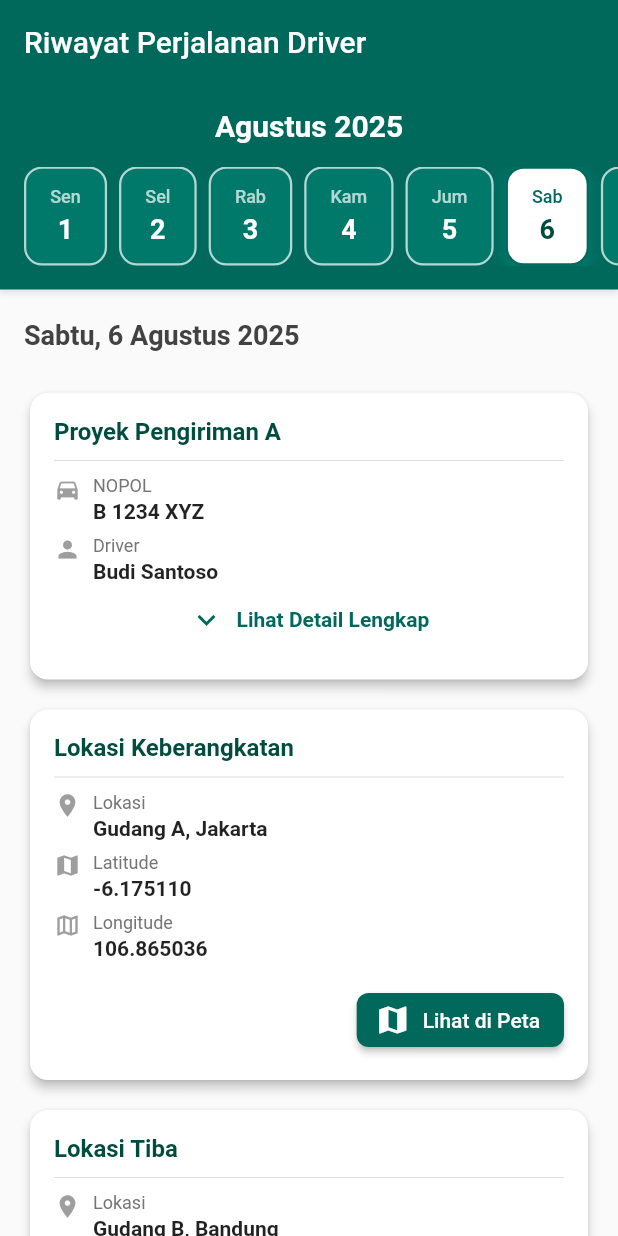
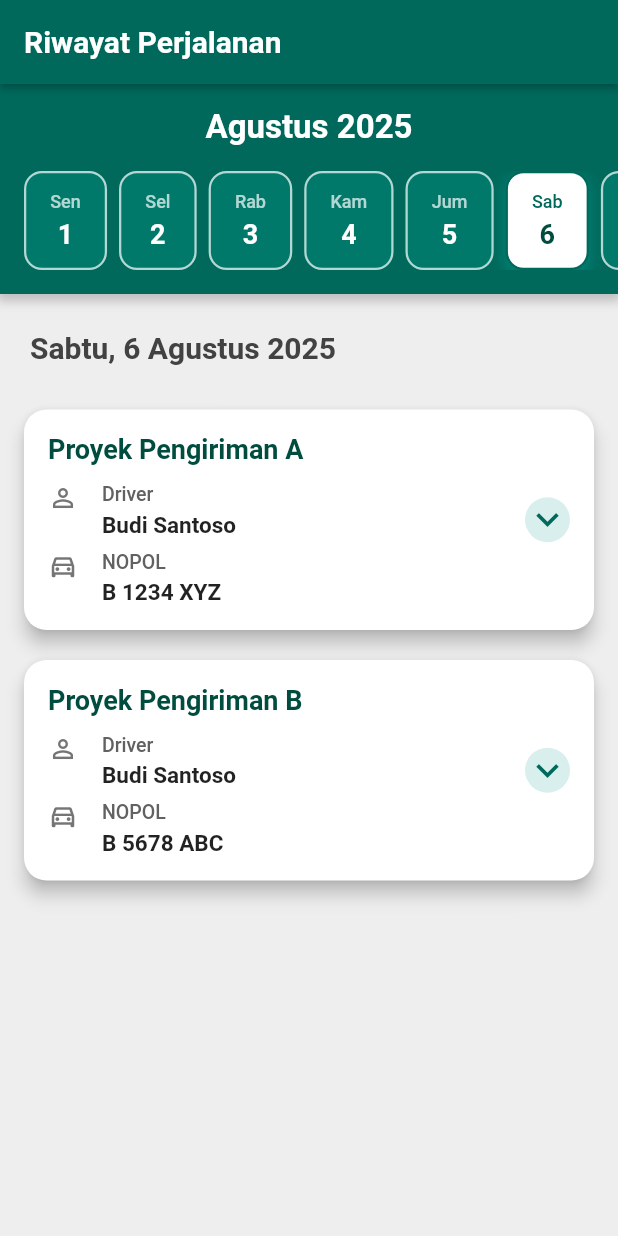
Before and after one commit to farhanmuzakki213/Frontend_Merallin, a Flutter app: the DriverHistoryScreen screen opened directly, on a phone screen of 412 x 824 dp. Run offline on Flutter 3.47's test engine with Material 2 defaults, Android fonts, the phone set to English and light mode, and no system bars; our stand-ins replace flutter_dotenv, geolocator, hive_flutter, image_picker, permission_handler; accounts and stored records are empty; Roboto replaces fonts that are missing (Poppins).

Commit message:
Update Tampilan History Karyawan & Driver

```diff
--- a/lib/driver_history_screen.dart
+++ b/lib/driver_history_screen.dart
@@ -1,5 +1,3 @@
-// driver_history_screen.dart
-
 import 'package:flutter/material.dart';
 
 // --- DATA MODELS ---
@@ -15,8 +13,7 @@ class _TripData {
   final _LocationData departure;
   final _LocationData arrival;
 
-  // OPTIMISASI: Constructor dibuat const
-  const _TripData({
+  _TripData({
     required this.projectName,
     required this.nopol,
     required this.driverName,
@@ -36,18 +33,16 @@ class _LocationData {
   final String latitude;
   final String longitude;
 
-  // OPTIMISASI: Constructor dibuat const
-  const _LocationData({
+  _LocationData({
     required this.title,
     required this.location,
     required this.latitude,
     required this.longitude,
   });
 }
-// --- AKHIR DATA MODELS ---
+// --- END DATA MODELS ---
 
 class DriverHistoryScreen extends StatefulWidget {
-  // OPTIMISASI: Constructor dibuat const
   const DriverHistoryScreen({super.key});
 
   @override
@@ -56,12 +51,19 @@ class DriverHistoryScreen extends StatefulWidget {
 
 class _DriverHistoryScreenState extends State<DriverHistoryScreen> {
   int _selectedDay = 6;
-  final List<String> _dayNames = ['Sen', 'Sel', 'Rab', 'Kam', 'Jum', 'Sab', 'Min'];
+  final List<String> _dayNames = [
+    'Sen',
+    'Sel',
+    'Rab',
+    'Kam',
+    'Jum',
+    'Sab',
+    'Min'
+  ];
 
   // --- DUMMY DATA ---
-  // OPTIMISASI: List dibuat final dan data dibuat const
   final List<_TripData> _tripHistory = [
-    const _TripData(
+    _TripData(
       projectName: 'Proyek Pengiriman A',
       nopol: 'B 1234 XYZ',
       driverName: 'Budi Santoso',
@@ -83,7 +85,7 @@ class _DriverHistoryScreenState extends State<DriverHistoryScreen> {
         longitude: '107.619125',
       ),
     ),
-    const _TripData(
+    _TripData(
       projectName: 'Proyek Pengiriman B',
       nopol: 'B 5678 ABC',
       driverName: 'Budi Santoso',
@@ -106,16 +108,17 @@ class _DriverHistoryScreenState extends State<DriverHistoryScreen> {
       ),
     ),
   ];
-  // --- AKHIR DUMMY DATA ---
+  // --- END DUMMY DATA ---
 
   @override
   Widget build(BuildContext context) {
     return Scaffold(
+      backgroundColor: Colors.grey[200],
       appBar: AppBar(
-        // OPTIMISASI: Widget dibuat const
-        title: const Text('Riwayat Perjalanan Driver', style: TextStyle(color: Colors.white)),
+        title: const Text('Riwayat Perjalanan',
+            style: TextStyle(color: Colors.white, fontWeight: FontWeight.bold)),
         backgroundColor: Colors.teal.shade800,
-        elevation: 0,
+        elevation: 2,
         automaticallyImplyLeading: false,
       ),
       body: Column(
@@ -136,20 +139,19 @@ class _DriverHistoryScreenState extends State<DriverHistoryScreen> {
         color: Colors.teal.shade800,
         boxShadow: [
           BoxShadow(
-            color: Colors.black.withOpacity(0.1),
-            spreadRadius: 1,
-            blurRadius: 3,
-            offset: const Offset(0, 2),
+            color: Colors.black.withOpacity(0.2),
+            spreadRadius: 2,
+            blurRadius: 5,
+            offset: const Offset(0, 3),
           )
         ],
       ),
-      // OPTIMISASI: Column dibuat const
       child: Column(
         children: [
           const Text(
             'Agustus 2025',
             style: TextStyle(
-              fontSize: 20,
+              fontSize: 22,
               fontWeight: FontWeight.bold,
               color: Colors.white,
             ),
@@ -184,87 +186,46 @@ class _DriverHistoryScreenState extends State<DriverHistoryScreen> {
 
   Widget _buildHistoryDetails() {
     final dayName = _dayNames[(_selectedDay - 1) % 7];
-    final fullDayName = {'Sen': 'Senin', 'Sel': 'Selasa', 'Rab': 'Rabu', 'Kam': 'Kamis', 'Jum': 'Jumat', 'Sab': 'Sabtu', 'Min': 'Minggu'}[dayName];
+    final fullDayName = {
+      'Sen': 'Senin',
+      'Sel': 'Selasa',
+      'Rab': 'Rabu',
+      'Kam': 'Kamis',
+      'Jum': 'Jumat',
+      'Sab': 'Sabtu',
+      'Min': 'Minggu'
+    }[dayName];
 
     if (_tripHistory.isEmpty) {
-      return const Center(child: Text("Tidak ada riwayat perjalanan."));
+      return const Center(
+          child: Text("Tidak ada riwayat perjalanan.",
+              style: TextStyle(fontSize: 16, color: Colors.grey)));
     }
 
     return Column(
       crossAxisAlignment: CrossAxisAlignment.start,
       children: [
         Padding(
-          padding: const EdgeInsets.fromLTRB(16.0, 20.0, 16.0, 8.0),
+          padding: const EdgeInsets.fromLTRB(20.0, 24.0, 20.0, 12.0),
           child: Text(
             '$fullDayName, $_selectedDay Agustus 2025',
             style: TextStyle(
-              fontSize: 18,
+              fontSize: 20,
               fontWeight: FontWeight.bold,
               color: Colors.grey.shade800,
             ),
           ),
         ),
         Expanded(
-          child: ListView.separated(
-            padding: const EdgeInsets.all(16.0),
+          child: ListView.builder(
+            padding:
+                const EdgeInsets.symmetric(horizontal: 16.0, vertical: 8.0),
             itemCount: _tripHistory.length,
             itemBuilder: (context, index) {
               final trip = _tripHistory[index];
-              return _TripDetailsGroup(trip: trip);
-            },
-            separatorBuilder: (context, index) {
-              // OPTIMISASI: Widget dibuat const
-              return Padding(
-                padding: const EdgeInsets.symmetric(vertical: 16.0),
-                child: Divider(
-                  color: Colors.black.withOpacity(0.5),
-                  thickness: 2.5,
-                  indent: 2,
-                  endIndent: 2,
-                ),
-              );
+              return _ExpandableTripCard(trip: trip);
             },
           ),
-        ),
-      ],
-    );
-  }
-}
-
-class _TripDetailsGroup extends StatelessWidget {
-  final _TripData trip;
-  // OPTIMISASI: Constructor dibuat const
-  const _TripDetailsGroup({required this.trip});
-
-  @override
-  Widget build(BuildContext context) {
-    return Column(
-      children: [
-        _DriverHistoryCard(
-          projectName: trip.projectName,
-          nopol: trip.nopol,
-          driverName: trip.driverName,
-          kmAwal: trip.kmAwal,
-          kmTiba: trip.kmTiba,
-          tanggalBerangkat: trip.tanggalBerangkat,
-          tanggalSampai: trip.tanggalSampai,
-          keterangan: trip.keterangan,
-        ),
-        // OPTIMISASI: Widget dibuat const
-        const SizedBox(height: 12),
-        _LocationDetailsCard(
-          title: trip.departure.title,
-          location: trip.departure.location,
-          latitude: trip.departure.latitude,
-          longitude: trip.departure.longitude,
-        ),
-        // OPTIMISASI: Widget dibuat const
-        const SizedBox(height: 12),
-        _LocationDetailsCard(
-          title: trip.arrival.title,
-          location: trip.arrival.location,
-          latitude: trip.arrival.latitude,
-          longitude: trip.arrival.longitude,
         ),
       ],
     );
@@ -275,7 +236,7 @@ class _DateCard extends StatelessWidget {
   final String day;
   final String dayName;
   final bool isSelected;
-  // OPTIMISASI: Constructor dibuat const
+
   const _DateCard({
     required this.day,
     required this.dayName,
@@ -297,15 +258,14 @@ class _DateCard extends StatelessWidget {
         boxShadow: isSelected
             ? [
                 BoxShadow(
-                  color: Colors.teal.withOpacity(0.3),
+                  color: Colors.teal.withOpacity(0.4),
                   spreadRadius: 2,
-                  blurRadius: 5,
-                  offset: const Offset(0, 3),
+                  blurRadius: 6,
+                  offset: const Offset(0, 4),
                 ),
               ]
             : [],
       ),
-      // OPTIMISASI: Column dibuat const
       child: Column(
         children: [
           Text(
@@ -331,132 +291,185 @@ class _DateCard extends StatelessWidget {
   }
 }
 
-class _DriverHistoryCard extends StatefulWidget {
-  final String projectName;
-  final String nopol;
-  final String driverName;
-  final String kmAwal;
-  final String kmTiba;
-  final String tanggalBerangkat;
-  final String tanggalSampai;
-  final String keterangan;
-  // OPTIMISASI: Constructor dibuat const
-  const _DriverHistoryCard({
-    required this.projectName,
-    required this.nopol,
-    required this.driverName,
-    required this.kmAwal,
-    required this.kmTiba,
-    required this.tanggalBerangkat,
-    required this.tanggalSampai,
-    required this.keterangan,
-  });
+class _ExpandableTripCard extends StatefulWidget {
+  final _TripData trip;
+
+  const _ExpandableTripCard({required this.trip});
 
   @override
-  State<_DriverHistoryCard> createState() => _DriverHistoryCardState();
+  State<_ExpandableTripCard> createState() => _ExpandableTripCardState();
 }
 
-class _DriverHistoryCardState extends State<_DriverHistoryCard> {
+class _ExpandableTripCardState extends State<_ExpandableTripCard> {
   bool _isExpanded = false;
 
   @override
   Widget build(BuildContext context) {
     return Card(
-      elevation: 3,
+      elevation: 5,
+      margin: const EdgeInsets.symmetric(vertical: 10.0),
       shape: RoundedRectangleBorder(
-        borderRadius: BorderRadius.circular(12),
+        borderRadius: BorderRadius.circular(15),
       ),
       clipBehavior: Clip.antiAlias,
+      child: Column(
+        children: [
+          InkWell(
+            onTap: () => setState(() => _isExpanded = !_isExpanded),
             child: Padding(
               padding: const EdgeInsets.all(16.0),
+              child: Row(
+                mainAxisAlignment: MainAxisAlignment.spaceBetween,
+                children: [
+                  Expanded(
                     child: Column(
                       crossAxisAlignment: CrossAxisAlignment.start,
                       children: [
                         Text(
-              widget.projectName,
+                          widget.trip.projectName,
                           style: TextStyle(
-                fontSize: 16,
+                            fontSize: 18,
                             fontWeight: FontWeight.bold,
                             color: Colors.teal.shade900,
                           ),
                         ),
-            const Divider(height: 20),
-            AnimatedSize(
-              duration: const Duration(milliseconds: 300),
-              curve: Curves.easeInOut,
-              child: Column(
-                children: _isExpanded
-                    ? [
-                        _buildInfoRow(Icons.person, 'Driver', widget.driverName),
+                        const SizedBox(height: 12),
+                        _buildInfoRow(Icons.person_outline, 'Driver',
+                            widget.trip.driverName),
                         const SizedBox(height: 8),
-                        _buildInfoRow(Icons.directions_car, 'NOPOL', widget.nopol),
-                        const SizedBox(height: 8),
-                        _buildInfoRow(Icons.route, 'KM Awal', widget.kmAwal),
-                        const SizedBox(height: 8),
-                        _buildInfoRow(Icons.route_outlined, 'KM Tiba', widget.kmTiba),
-                        const SizedBox(height: 8),
-                        _buildInfoRow(Icons.calendar_today, 'Berangkat', widget.tanggalBerangkat),
-                        const SizedBox(height: 8),
-                        _buildInfoRow(Icons.calendar_today_outlined, 'Sampai', widget.tanggalSampai),
-                        const SizedBox(height: 8),
-                        _buildInfoRow(Icons.info, 'Keterangan', widget.keterangan),
-                        const SizedBox(height: 16),
-                      ]
-                    : [
-                        _buildInfoRow(Icons.directions_car, 'NOPOL', widget.nopol),
-                        const SizedBox(height: 8),
-                         _buildInfoRow(Icons.person, 'Driver', widget.driverName),
+                        _buildInfoRow(Icons.directions_car_outlined, 'NOPOL',
+                            widget.trip.nopol),
                       ],
                     ),
                   ),
-
-            SizedBox(
-              width: double.infinity,
-              child: TextButton.icon(
-                onPressed: () {
-                  setState(() {
-                    _isExpanded = !_isExpanded;
-                  });
-                },
-                icon: Icon(
+                  Container(
+                    decoration: BoxDecoration(
+                      color: Colors.teal.shade100.withOpacity(0.5),
+                      shape: BoxShape.circle,
+                    ),
+                    child: Icon(
                       _isExpanded ? Icons.expand_less : Icons.expand_more,
                       color: Colors.teal.shade800,
-                ),
-                label: Text(
-                  _isExpanded ? 'Tampilkan Lebih Sedikit' : 'Lihat Detail Lengkap',
-                  style: TextStyle(
-                    color: Colors.teal.shade800,
-                    fontWeight: FontWeight.bold,
-                  ),
-                ),
+                      size: 30,
                     ),
                   ),
                 ],
               ),
             ),
+          ),
+          AnimatedSize(
+            duration: const Duration(milliseconds: 350),
+            curve: Curves.fastOutSlowIn,
+            child:
+                _isExpanded ? _buildExpandedDetails() : const SizedBox.shrink(),
+          ),
+        ],
+      ),
     );
   }
 
-  Widget _buildInfoRow(IconData icon, String label, String value, {Color? valueColor}) {
+  Widget _buildExpandedDetails() {
+    return Container(
+      color: Colors.grey[50],
+      padding: const EdgeInsets.fromLTRB(16.0, 8.0, 16.0, 20.0),
+      child: Column(
+        children: [
+          const Divider(height: 20, thickness: 1.5),
+          _buildSectionTitle("Detail Proyek"),
+          _buildInfoRow(Icons.route_outlined, 'KM Awal', widget.trip.kmAwal),
+          const SizedBox(height: 10),
+          _buildInfoRow(Icons.route, 'KM Tiba', widget.trip.kmTiba),
+          const SizedBox(height: 10),
+          _buildInfoRow(Icons.calendar_today_outlined, 'Berangkat',
+              widget.trip.tanggalBerangkat),
+          const SizedBox(height: 10),
+          _buildInfoRow(
+              Icons.calendar_today, 'Sampai', widget.trip.tanggalSampai),
+          const SizedBox(height: 10),
+          _buildInfoRow(
+              Icons.info_outline, 'Keterangan', widget.trip.keterangan),
+          const SizedBox(height: 24),
+          _buildLocationSection(widget.trip.departure),
+          const SizedBox(height: 24),
+          _buildLocationSection(widget.trip.arrival),
+        ],
+      ),
+    );
+  }
+
+  Widget _buildLocationSection(_LocationData locationData) {
+    return Column(
+      crossAxisAlignment: CrossAxisAlignment.start,
+      children: [
+        _buildSectionTitle(locationData.title),
+        _buildInfoRow(
+            Icons.location_on_outlined, 'Lokasi', locationData.location),
+        const SizedBox(height: 10),
+        _buildInfoRow(Icons.map_outlined, 'Koordinat',
+            '${locationData.latitude}, ${locationData.longitude}'),
+        const SizedBox(height: 20),
+        Align(
+          alignment: Alignment.centerRight,
+          child: ElevatedButton.icon(
+            onPressed: () {
+              /* TODO: Implement map functionality for ${locationData.title} */
+            },
+            icon: const Icon(Icons.map, color: Colors.white, size: 18),
+            label: const Text('Lihat di Peta',
+                style: TextStyle(
+                    color: Colors.white, fontWeight: FontWeight.bold)),
+            style: ElevatedButton.styleFrom(
+              backgroundColor: Colors.teal.shade700,
+              shape: RoundedRectangleBorder(
+                borderRadius: BorderRadius.circular(10),
+              ),
+              padding: const EdgeInsets.symmetric(horizontal: 16, vertical: 12),
+              elevation: 3,
+            ),
+          ),
+        ),
+      ],
+    );
+  }
+
+  Widget _buildSectionTitle(String title) {
+    return Padding(
+      padding: const EdgeInsets.only(bottom: 14.0),
+      child: Text(
+        title,
+        style: TextStyle(
+          fontWeight: FontWeight.bold,
+          fontSize: 17,
+          color: Colors.teal.shade800,
+        ),
+      ),
+    );
+  }
+
+  Widget _buildInfoRow(IconData icon, String label, String value) {
     return Row(
       crossAxisAlignment: CrossAxisAlignment.start,
       children: [
-        Icon(icon, color: Colors.grey.shade500, size: 18),
-        const SizedBox(width: 8),
+        Icon(icon, color: Colors.grey.shade600, size: 20),
+        const SizedBox(width: 16),
         Expanded(
           child: Column(
             crossAxisAlignment: CrossAxisAlignment.start,
             children: [
               Text(
                 label,
-                style: TextStyle(color: Colors.grey.shade600, fontSize: 12),
+                style: TextStyle(
+                    color: Colors.grey.shade700,
+                    fontSize: 13,
+                    fontWeight: FontWeight.w500),
               ),
-              const SizedBox(height: 2),
+              const SizedBox(height: 4),
               Text(
                 value,
-                style: TextStyle(
+                style: const TextStyle(
                   fontWeight: FontWeight.w600,
-                  color: valueColor ?? Colors.black87,
+                  color: Colors.black87,
+                  fontSize: 15,
                 ),
                 softWrap: true,
               ),
@@ -467,98 +480,3 @@ class _DriverHistoryCardState extends State<_DriverHistoryCard> {
     );
   }
 }
-
-class _LocationDetailsCard extends StatelessWidget {
-  final String title;
-  final String location;
-  final String latitude;
-  final String longitude;
-
-  // OPTIMISASI: Constructor dibuat const
-  const _LocationDetailsCard({
-    required this.title,
-    required this.location,
-    required this.latitude,
-    required this.longitude,
-  });
-
-  @override
-  Widget build(BuildContext context) {
-    return Card(
-      elevation: 3,
-      shape: RoundedRectangleBorder(
-        borderRadius: BorderRadius.circular(12),
-      ),
-      child: Padding(
-        padding: const EdgeInsets.all(16.0),
-        child: Column(
-          crossAxisAlignment: CrossAxisAlignment.start,
-          children: [
-            Text(
-              title,
-              style: TextStyle(
-                fontSize: 16,
-                fontWeight: FontWeight.bold,
-                color: Colors.teal.shade900,
-              ),
-            ),
-            const Divider(height: 20),
-            _buildInfoRow(Icons.location_on, 'Lokasi', location),
-            const SizedBox(height: 8),
-            _buildInfoRow(Icons.map, 'Latitude', latitude),
-            const SizedBox(height: 8),
-            _buildInfoRow(Icons.map_outlined, 'Longitude', longitude),
-            const SizedBox(height: 16),
-            Align(
-              alignment: Alignment.centerRight,
-              child: ElevatedButton.icon(
-                onPressed: () {
-                },
-                // OPTIMISASI: Icon dan Text dibuat const
-                icon: const Icon(Icons.map, color: Colors.white),
-                label: const Text('Lihat di Peta',
-                style: TextStyle(color: Colors.white)),
-                style: ElevatedButton.styleFrom(
-                  backgroundColor: Colors.teal.shade800,
-                  shape: RoundedRectangleBorder(
-                    borderRadius: BorderRadius.circular(8),
-                  ),
-                ),
-              ),
-            ),
-          ],
-        ),
-      ),
-    );
-  }
-
-  Widget _buildInfoRow(IconData icon, String label, String value, {Color? valueColor}) {
-    return Row(
-      crossAxisAlignment: CrossAxisAlignment.start,
-      children: [
-        Icon(icon, color: Colors.grey.shade500, size: 18),
-        const SizedBox(width: 8),
-        Expanded(
-          child: Column(
-            crossAxisAlignment: CrossAxisAlignment.start,
-            children: [
-              Text(
-                label,
-                style: TextStyle(color: Colors.grey.shade600, fontSize: 12),
-              ),
-              const SizedBox(height: 2),
-              Text(
-                value,
-                style: TextStyle(
-                  fontWeight: FontWeight.w600,
-                  color: valueColor ?? Colors.black87,
-                ),
-                softWrap: true,
-              ),
-            ],
-          ),
-        ),
-      ],
-    );
-  }
-}
```
Also changed, not shown: lib/history_screen.dart (+86 -40 lines). Lines whose indentation alone changed are shown as unchanged.
